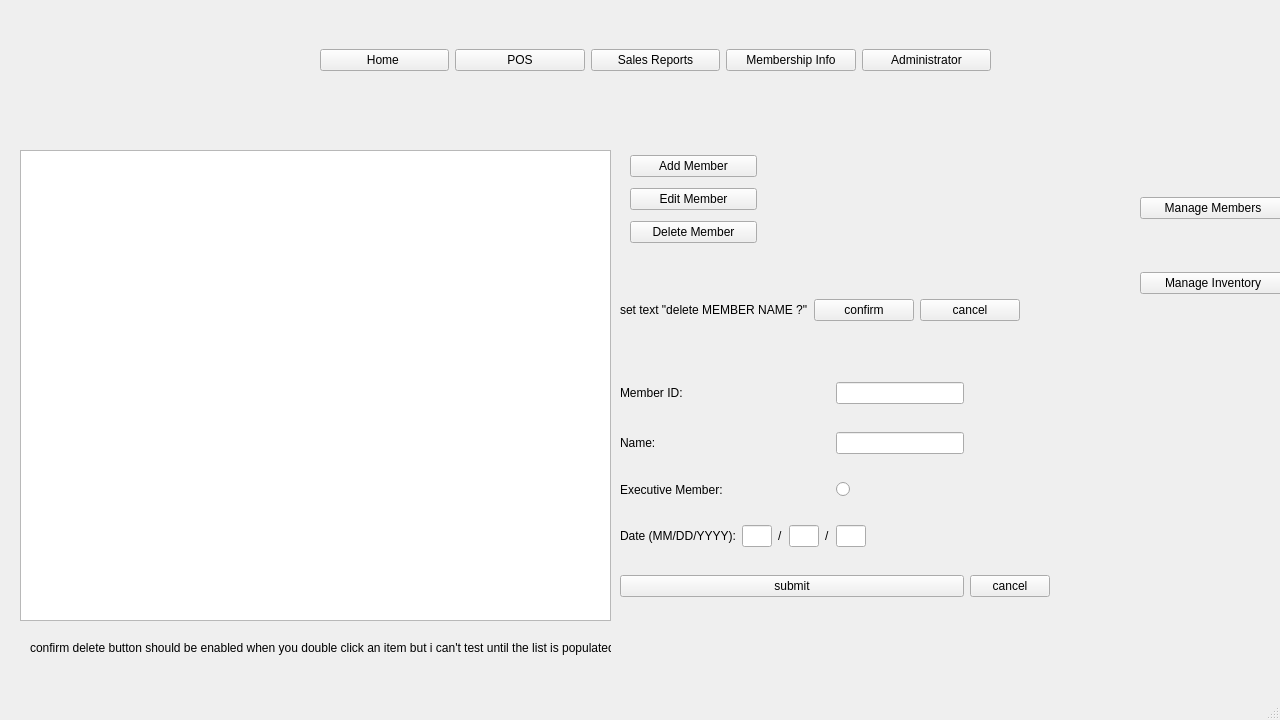
First picture: the form in mainwindow.ui, repository Big-Dogs/Bulk-Club-Project, before the edit.
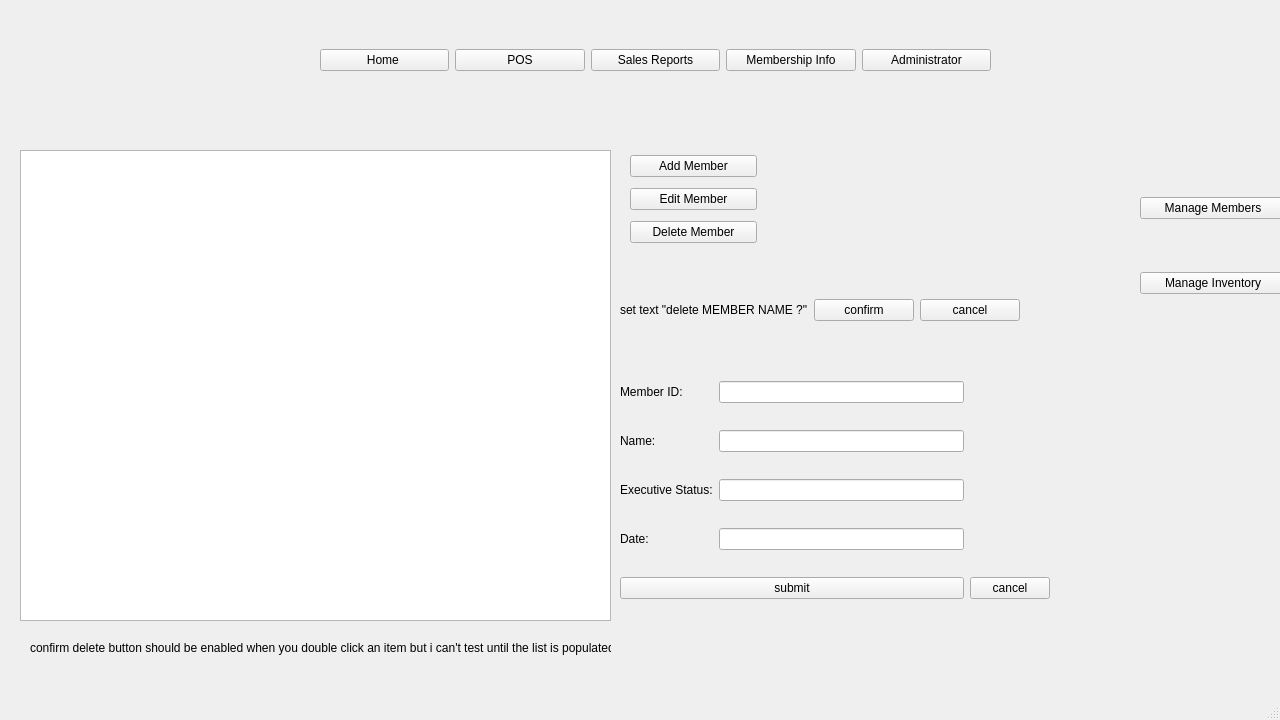
Second picture: the form after the edit. The open tabs and pages were chosen to show the change.

The edit to the form file:
```diff
--- a/mainwindow.ui
+++ b/mainwindow.ui
@@ -614,57 +614,6 @@
          </rect>
         </property>
         <layout class="QGridLayout" name="gridLayout_admin_datafields">
-         <item row="3" column="5">
-          <widget class="QLineEdit" name="lineEdit_admin_membersubmission_year">
-           <property name="sizePolicy">
-            <sizepolicy hsizetype="Fixed" vsizetype="Fixed">
-             <horstretch>0</horstretch>
-             <verstretch>0</verstretch>
-            </sizepolicy>
-           </property>
-           <property name="maximumSize">
-            <size>
-             <width>30</width>
-             <height>16777215</height>
-            </size>
-           </property>
-          </widget>
-         </item>
-         <item row="4" column="0" colspan="6">
-          <widget class="QPushButton" name="pushButton_admin_membersubmission_submit">
-           <property name="text">
-            <string>submit</string>
-           </property>
-          </widget>
-         </item>
-         <item row="3" column="2">
-          <widget class="QLabel" name="label_admin_slash2">
-           <property name="text">
-            <string>/</string>
-           </property>
-          </widget>
-         </item>
-         <item row="3" column="4">
-          <widget class="QLabel" name="label_admin_slash1">
-           <property name="text">
-            <string>/</string>
-           </property>
-          </widget>
-         </item>
-         <item row="0" column="0">
-          <widget class="QLabel" name="label_admin_membersubmission_id">
-           <property name="text">
-            <string>Member ID:</string>
-           </property>
-          </widget>
-         </item>
-         <item row="2" column="5">
-          <widget class="QRadioButton" name="radioButton">
-           <property name="text">
-            <string/>
-           </property>
-          </widget>
-         </item>
          <item row="1" column="0">
           <widget class="QLabel" name="label_admin_membersubmission_name">
            <property name="text">
@@ -672,65 +621,53 @@
            </property>
           </widget>
          </item>
-         <item row="3" column="3">
-          <widget class="QLineEdit" name="lineEdit_admin_membersubmission_day">
-           <property name="sizePolicy">
-            <sizepolicy hsizetype="Fixed" vsizetype="Fixed">
-             <horstretch>0</horstretch>
-             <verstretch>0</verstretch>
-            </sizepolicy>
+         <item row="0" column="0">
+          <widget class="QLabel" name="label_admin_membersubmission_id">
+           <property name="text">
+            <string>Member ID:</string>
            </property>
-           <property name="maximumSize">
-            <size>
-             <width>30</width>
-             <height>16777215</height>
-            </size>
+          </widget>
+         </item>
+         <item row="2" column="0">
+          <widget class="QLabel" name="label_admin_membersubmission_executive">
+           <property name="text">
+            <string>Executive Status:</string>
            </property>
           </widget>
          </item>
+         <item row="2" column="1">
+          <widget class="QLineEdit" name="lineEdit_admin_membersubmission_executive"/>
+         </item>
          <item row="3" column="0">
           <widget class="QLabel" name="label_admin_membersubmission_date">
            <property name="text">
-            <string>Date (MM/DD/YYYY):</string>
+            <string>Date:</string>
            </property>
           </widget>
          </item>
-         <item row="4" column="7">
-          <widget class="QPushButton" name="pushButton_admin_membersubmission_cancel">
+         <item row="4" column="0" colspan="2">
+          <widget class="QPushButton" name="pushButton_admin_membersubmission_submit">
            <property name="text">
-            <string>cancel</string>
+            <string>submit</string>
            </property>
           </widget>
          </item>
          <item row="3" column="1">
-          <widget class="QLineEdit" name="lineEdit_admin_membersubmission_month">
-           <property name="sizePolicy">
-            <sizepolicy hsizetype="Fixed" vsizetype="Fixed">
-             <horstretch>0</horstretch>
-             <verstretch>0</verstretch>
-            </sizepolicy>
-           </property>
-           <property name="maximumSize">
-            <size>
-             <width>30</width>
-             <height>16777215</height>
-            </size>
-           </property>
-          </widget>
+          <widget class="QLineEdit" name="lineEdit_admin_membersubmission_date"/>
          </item>
-         <item row="2" column="0">
-          <widget class="QLabel" name="label_admin_membersubmission_executive">
-           <property name="text">
-            <string>Executive Member:</string>
-           </property>
-          </widget>
-         </item>
-         <item row="1" column="5">
-          <widget class="QLineEdit" name="lineEdit_admin_membersubmission_name"/>
-         </item>
-         <item row="0" column="5">
+         <item row="0" column="1">
           <widget class="QLineEdit" name="lineEdit_admin_membersubmission_id"/>
          </item>
+         <item row="1" column="1">
+          <widget class="QLineEdit" name="lineEdit_admin_membersubmission_name"/>
+         </item>
+         <item row="4" column="2">
+          <widget class="QPushButton" name="pushButton_admin_membersubmission_cancel">
+           <property name="text">
+            <string>cancel</string>
+           </property>
+          </widget>
+         </item>
         </layout>
        </widget>
        <widget class="QWidget" name="gridWidget_admin_confirmdeletemember" native="true">
```
Left out of the diff: 6 changed lines with no effect on the pictures.
